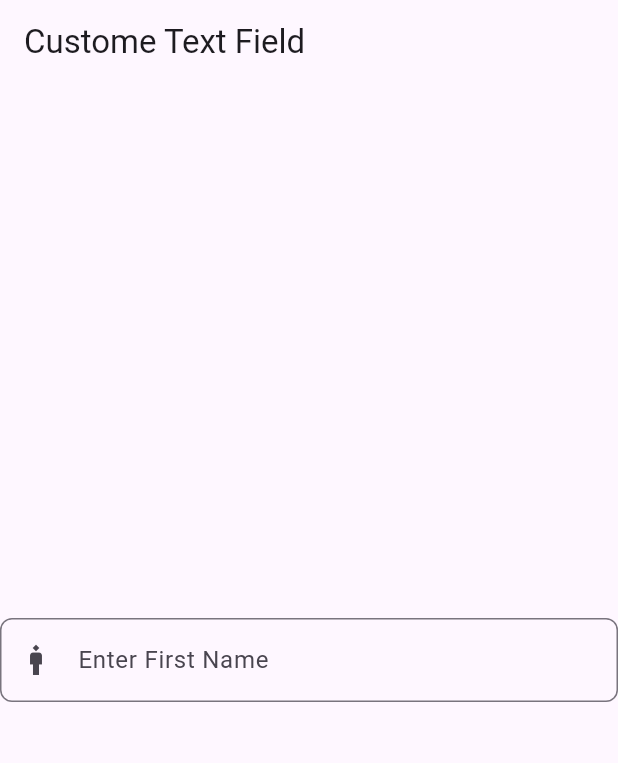
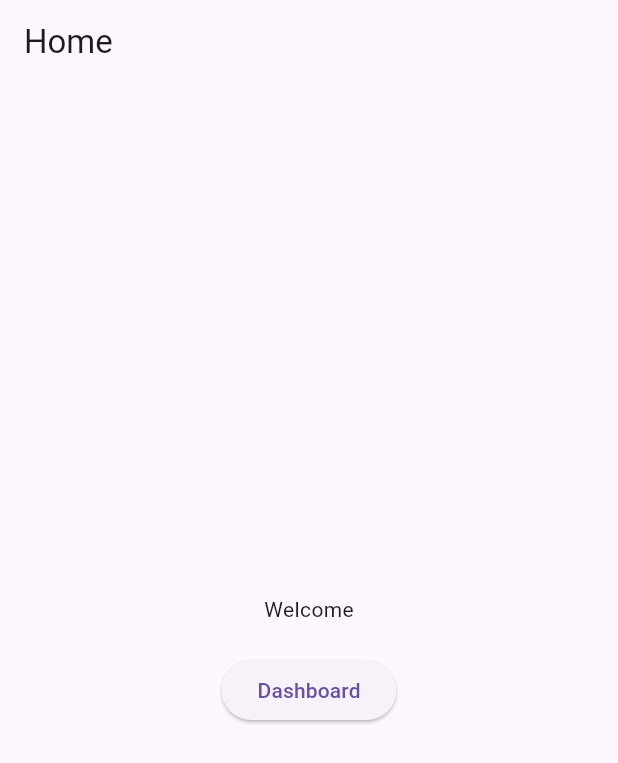
Before and after one commit to krishansharma11/40DaysOfFlutter, a Flutter app: the screen it shows after launch, on a phone screen of 412 x 824 dp. Shown: the top 763 px of the screen. Run offline on Flutter 3.47's test engine with Material 3 defaults, Android fonts, the phone set to English and light mode, and no system bars.

Commit message:
added basic navigation

```diff
--- a/lib/main.dart
+++ b/lib/main.dart
@@ -2,6 +2,7 @@ import 'dart:io';
 
 import 'package:flutter/material.dart';
 import 'package:flutter/cupertino.dart';
+import 'package:practics/screens/DashboardScreen.dart';
 
 void main() {
   runApp(MyApp());
@@ -21,16 +22,20 @@ class MyHomePage extends StatelessWidget {
   Widget build(BuildContext context) {
     return Scaffold(
         appBar: AppBar(
-          title: const Text('Custome Text Field'),
+          title: const Text('Home'),
         ),
         body: Center(
-            child: CustomTextField(
-                placeholderText: "Enter First Name",
-                labelText: "First Name",
-                prefixIcon: Icons.man_3_outlined,
-                onChanged: (vlaue) {
-                  print('input value $vlaue');
-                })));
+            child:
+                Column(mainAxisAlignment: MainAxisAlignment.center, children: [
+          Container(child: (const Text("Welcome"))),
+          SizedBox(height: 20),
+          ElevatedButton(
+              onPressed: () {
+                Navigator.push(context,
+                    MaterialPageRoute(builder: (context) => DashboardScreen()));
+              },
+              child: const Text("Dashboard"))
+        ])));
   }
 }
 
--- /dev/null
+++ b/lib/screens/DashboardScreen.dart
@@ -0,0 +1,16 @@
+import 'package:flutter/material.dart';
+
+class DashboardScreen extends StatelessWidget {
+  @override
+  Widget build(BuildContext context) {
+    // TODO: implement build
+    return (Scaffold(
+      appBar: AppBar(
+        title: Text("Dashboard"),
+      ),
+      body: Center(
+        child: Text("Welcome to Dashboard Screen"),
+      ),
+    ));
+  }
+}
```
